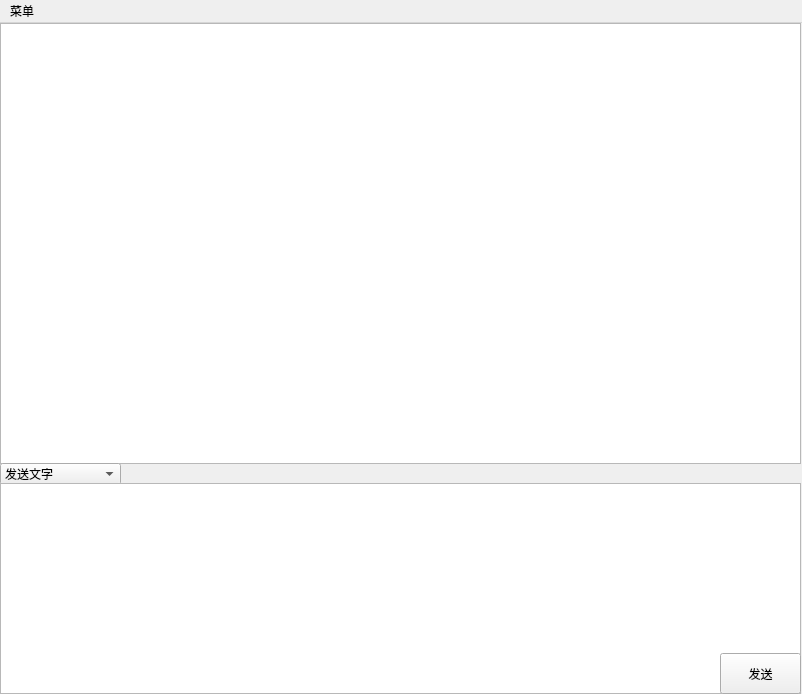
This is main_ui.ui in wockkkk/chat as Qt 5 draws it before an edit. The edited form follows.
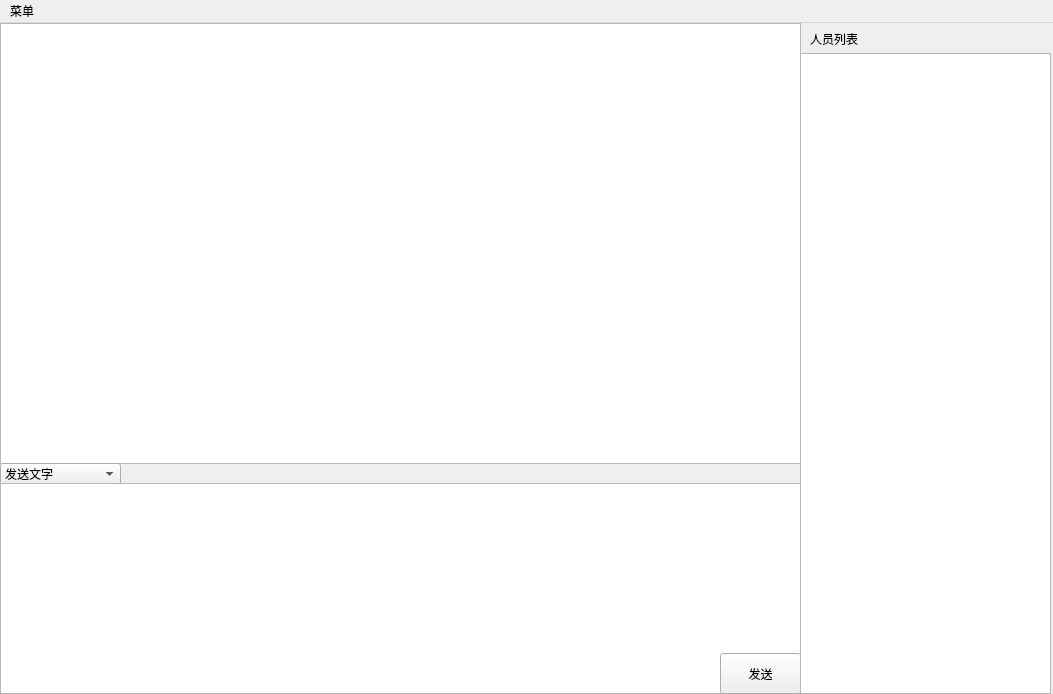
This is the edited form.

What changed in the file:
```diff
--- a/main_ui.ui
+++ b/main_ui.ui
@@ -6,7 +6,7 @@
    <rect>
     <x>0</x>
     <y>0</y>
-    <width>802</width>
+    <width>1053</width>
     <height>694</height>
    </rect>
   </property>
@@ -67,13 +67,36 @@
      <string>发送</string>
     </property>
    </widget>
+   <widget class="QListView" name="MemberView">
+    <property name="geometry">
+     <rect>
+      <x>800</x>
+      <y>30</y>
+      <width>251</width>
+      <height>641</height>
+     </rect>
+    </property>
+   </widget>
+   <widget class="QLabel" name="label">
+    <property name="geometry">
+     <rect>
+      <x>810</x>
+      <y>10</y>
+      <width>54</width>
+      <height>12</height>
+     </rect>
+    </property>
+    <property name="text">
+     <string>人员列表</string>
+    </property>
+   </widget>
   </widget>
   <widget class="QMenuBar" name="menubar">
    <property name="geometry">
     <rect>
      <x>0</x>
      <y>0</y>
-     <width>802</width>
+     <width>1053</width>
      <height>23</height>
     </rect>
    </property>
```
Left out of the diff: 6 changed lines with no effect on the pictures.
